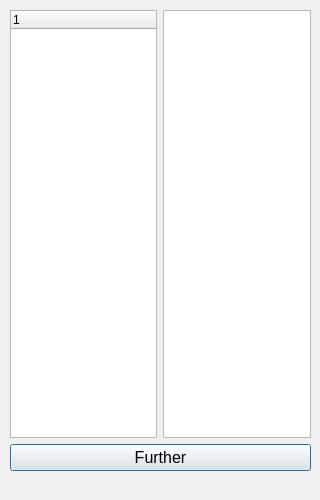
Above: treeview.ui from Hasirati/Calendar before the change. Below: the same form after it.
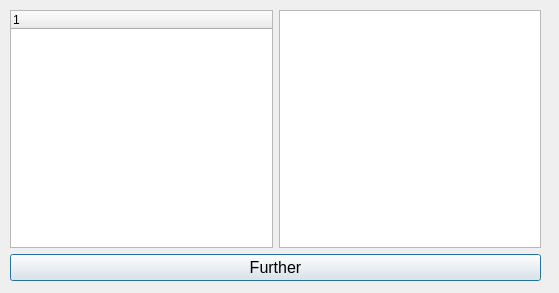
That is the form after the change.

The edit to the form file:
```diff
--- a/treeview.ui
+++ b/treeview.ui
@@ -6,20 +6,20 @@
    <rect>
     <x>0</x>
     <y>0</y>
-    <width>320</width>
-    <height>500</height>
+    <width>559</width>
+    <height>293</height>
    </rect>
   </property>
   <property name="windowTitle">
    <string>Dialog</string>
   </property>
-  <widget class="QWidget" name="">
+  <widget class="QWidget" name="layoutWidget">
    <property name="geometry">
     <rect>
      <x>10</x>
      <y>10</y>
-     <width>301</width>
-     <height>461</height>
+     <width>531</width>
+     <height>271</height>
     </rect>
    </property>
    <layout class="QGridLayout" name="gridLayout_2">
```
